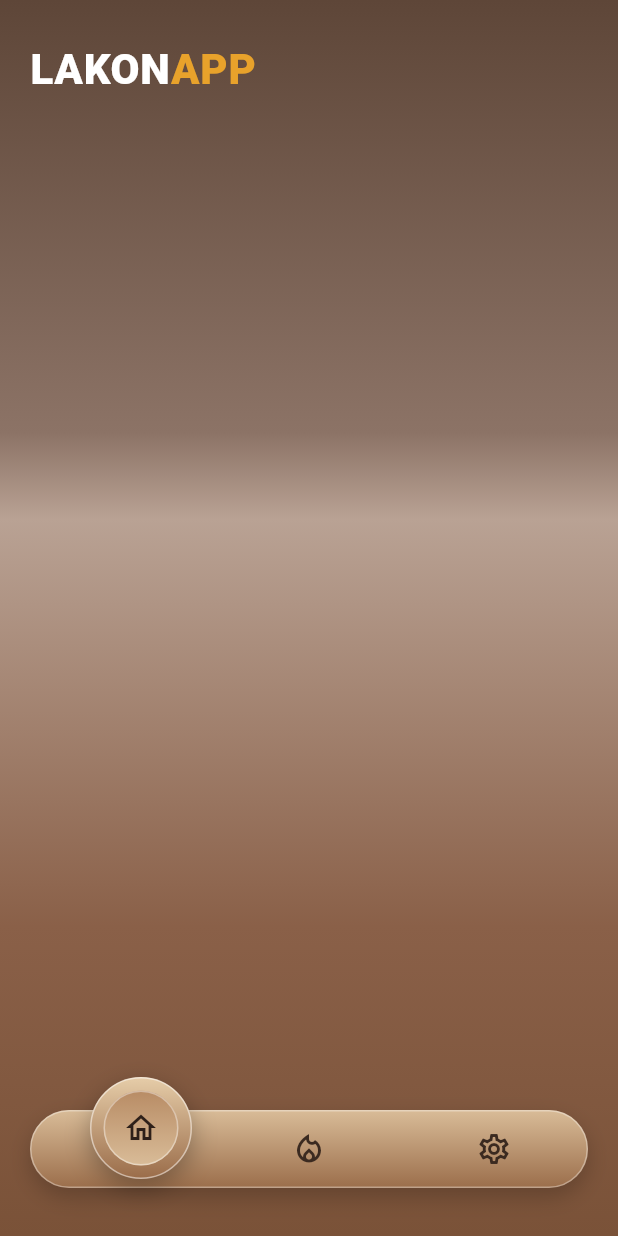
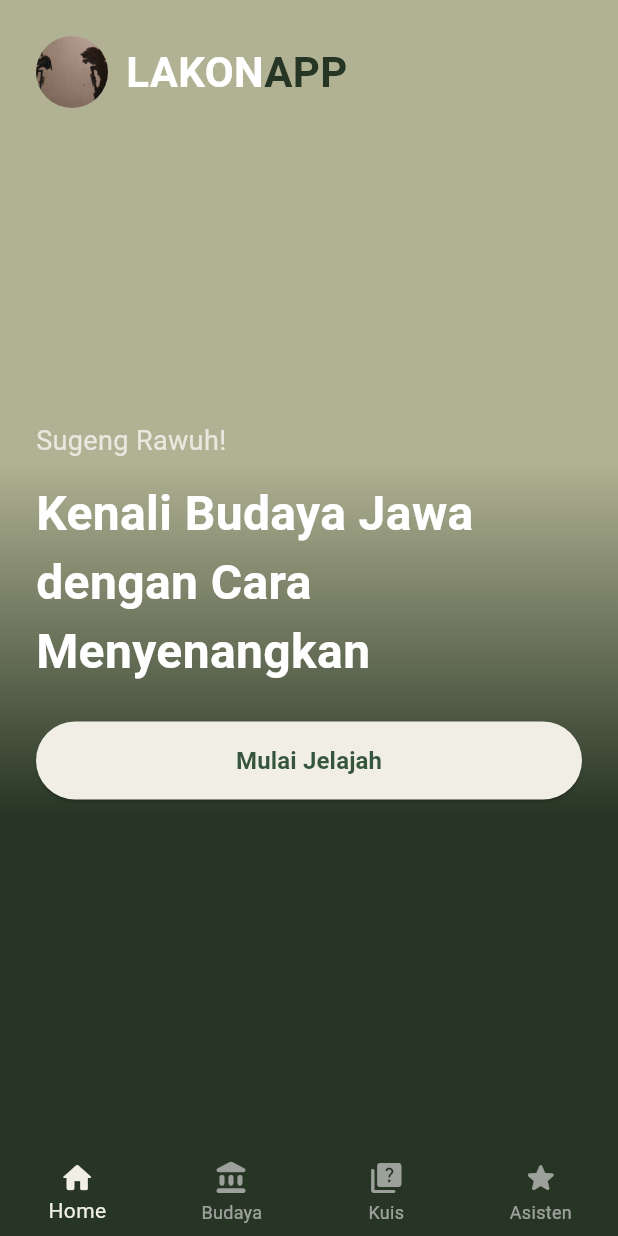
Before and after one commit to PaturDev/LakonApp, a Flutter app: the screen it shows after launch, on a phone screen of 412 x 824 dp. Run offline on Flutter 3.47's test engine with Material 3 defaults, Android fonts, the phone set to English and light mode, and no system bars.

Commit message:
Add Some features and design

```diff
--- a/lib/app.dart
+++ b/lib/app.dart
@@ -1,13 +1,21 @@
+
 import 'package:flutter/material.dart';
-import 'screens/home/home_screen.dart';
+import 'features/home/home_screen.dart';
 
-class MyApp extends StatelessWidget {
-  const MyApp({super.key});
+class LakonApp extends StatelessWidget {
+  const LakonApp({super.key});
 
   @override
   Widget build(BuildContext context) {
     return MaterialApp(
       debugShowCheckedModeBanner: false,
+      title: 'LAKONAPP',
+      theme: ThemeData(
+        fontFamily: 'Roboto',
+        colorScheme: ColorScheme.fromSeed(
+          seedColor: const Color(0xFF35563C),
+        ),
+      ),
       home: const HomeScreen(),
     );
   }
--- /dev/null
+++ b/lib/features/ai/ai_screen.dart
@@ -0,0 +1,100 @@
+import 'package:flutter/material.dart';
+
+class AIScreen extends StatelessWidget {
+  const AIScreen({super.key});
+
+  @override
+  Widget build(BuildContext context) {
+    return Scaffold(
+      body: Container(
+        width: double.infinity,
+        height: double.infinity,
+        decoration: const BoxDecoration(
+          gradient: LinearGradient(
+            colors: [Color(0xFFB1B293), Color(0xFF273524)],
+            begin: Alignment.topCenter,
+            end: Alignment.bottomCenter,
+            stops: [0.4, 0.71],
+          ),
+        ),
+        child: SafeArea(
+          child: Padding(
+            padding: const EdgeInsets.all(24),
+            child: Column(
+              crossAxisAlignment: CrossAxisAlignment.start,
+              children: [
+                Row(
+                  children: [
+                    Container(
+                      width: 48,
+                      height: 48,
+                      decoration: const BoxDecoration(
+                        shape: BoxShape.circle,
+                        color: Color(0xFF273524),
+                      ),
+                      child: IconButton(
+                        onPressed: () {
+                          Navigator.pop(context);
+                        },
+                        icon: const Icon(Icons.arrow_back, color: Colors.white),
+                      ),
+                    ),
+                    const SizedBox(width: 12),
+                    const Expanded(
+                      child: Column(
+                        crossAxisAlignment: CrossAxisAlignment.start,
+                        children: [
+                          Text(
+                            'Asisten AI',
+                            style: TextStyle(
+                              fontSize: 28,
+                              fontWeight: FontWeight.bold,
+                              color: Colors.white,
+                            ),
+                          ),
+                          Text(
+                            'Laras Teman Belajar Budaya Jawa',
+                            style: TextStyle(
+                              fontSize: 14,
+                              color: Colors.white70,
+                            ),
+                          ),
+                        ],
+                      ),
+                    ),
+                  ],
+                ),
+
+                const Spacer(),
+
+                TextField(
+                  decoration: InputDecoration(
+                    hintText: 'Tanyakan sesuatu...',
+                    suffixIcon: IconButton(
+                      onPressed: () {
+                      },
+                      icon: const Icon(
+                        Icons.send_rounded,
+                        color: Color(0xFF273524),
+                      ),
+                    ),
+                    filled: true,
+                    fillColor: Colors.white,
+                    contentPadding: const EdgeInsets.symmetric(
+                      horizontal: 16,
+                      vertical: 16,
+                    ),
+                    border: OutlineInputBorder(
+                      borderRadius: BorderRadius.circular(16),
+                      borderSide: BorderSide.none,
+                    ),
+                  ),
+                ),
+              ],
+            ),
+          ),
+        ),
+      ),
+    );
+  }
+}
--- /dev/null
+++ b/lib/features/home/home_screen.dart
@@ -0,0 +1,162 @@
+import 'package:flutter/material.dart';
+import '../kuis/kuis_screen.dart';
+import '../ai/ai_screen.dart';
+
+
+class HomeScreen extends StatefulWidget {
+  const HomeScreen({super.key});
+
+  @override
+  State<HomeScreen> createState() => _HomeScreenState();
+}
+
+class _HomeScreenState extends State<HomeScreen> {
+  int _selectedIndex = 0;
+
+  Widget _buildHomePage() {
+    return Container(
+      width: double.infinity,
+      height: double.infinity,
+      decoration: const BoxDecoration(
+        gradient: LinearGradient(
+          colors: [
+            Color(0xFFB1B293),
+            Color(0xFF273524),
+          ],
+          begin: Alignment.topCenter,
+          end: Alignment.bottomCenter,
+          stops: [0.4, 0.71],
+        ),
+      ),
+      child: SafeArea(
+        child: Padding(
+          padding: const EdgeInsets.all(24),
+          child: Column(
+            crossAxisAlignment: CrossAxisAlignment.start,
+            children: [
+              Row(
+                children: [
+                  Container(
+                    width: 48,
+                    height: 48,
+                    decoration: const BoxDecoration(
+                      shape: BoxShape.circle,
+                    ),
+                    child: ClipOval(
+                      child: Image.asset(
+                        'assets/images/BgHome.jpeg',
+                        fit: BoxFit.cover,
+                      ),
+                    ),
+                  ),
+                  const SizedBox(width: 12),
+                  const Text(
+                    'LAKON',
+                    style: TextStyle(
+                      fontSize: 28,
+                      fontWeight: FontWeight.bold,
+                      color: Colors.white,
+                    ),
+                  ),
+                  const Text(
+                    'APP',
+                    style: TextStyle(
+                      fontSize: 28,
+                      fontWeight: FontWeight.bold,
+                      color: Color(0xFF273524),
+                    ),
+                  ),
+                ],
+              ),
+              const Spacer(),
+              const Text(
+                'Sugeng Rawuh!',
+                style: TextStyle(
+                  fontSize: 18,
+                  color: Colors.white70,
+                ),
+              ),
+              const SizedBox(height: 12),
+              const Text(
+                'Kenali Budaya Jawa dengan Cara Menyenangkan',
+                style: TextStyle(
+                  fontSize: 32,
+                  fontWeight: FontWeight.bold,
+                  color: Colors.white,
+                ),
+              ),
+              const SizedBox(height: 24),
+              SizedBox(
+                width: double.infinity,
+                height: 52,
+                child: ElevatedButton(
+                  onPressed: () {
+                    setState(() {
+                      _selectedIndex = 1;
+                    });
+                  },
+                  style: ElevatedButton.styleFrom(
+                    backgroundColor: const Color(0xFFF1EEE5),
+                    foregroundColor: const Color(0xFF35563C),
+                  ),
+                  child: const Text(
+                    'Mulai Jelajah',
+                    style: TextStyle(
+                      fontSize: 16,
+                      fontWeight: FontWeight.bold,
+                    ),
+                  ),
+                ),
+              ),
+              const Spacer(),
+            ],
+          ),
+        ),
+      ),
+    );
+  }
+
+  @override
+  Widget build(BuildContext context) {
+    final pages = [
+      _buildHomePage(),
+      const Center(child: Text('Halaman Kuis')),
+      const KuisScreen(),
+      const AIScreen(),
+    ];
+
+    return Scaffold(
+      body: pages[_selectedIndex],
+      bottomNavigationBar: BottomNavigationBar(
+        currentIndex: _selectedIndex,
+        onTap: (index) {
+          setState(() {
+            _selectedIndex = index;
+          });
+        },
+        type: BottomNavigationBarType.fixed,
+        backgroundColor: const Color(0xFF273524),
+        selectedItemColor: const Color(0xFFF1EEE5),
+        unselectedItemColor: Colors.white54,
+        items: const [
+          BottomNavigationBarItem(
+            icon: Icon(Icons.home_rounded),
+            label: 'Home',
+          ),
+          BottomNavigationBarItem(
+            icon: Icon(Icons.account_balance_rounded),
+            label: 'Budaya',
+          ),
+          BottomNavigationBarItem(
+            icon: Icon(Icons.quiz_rounded),
+            label: 'Kuis',
+          ),
+          BottomNavigationBarItem(
+            icon: Icon(Icons.star_rounded),
+            label: 'Asisten',
+          ),
+        ],
+      ),
+    );
+  }
+}
--- /dev/null
+++ b/lib/features/kuis/kuis_screen.dart
@@ -0,0 +1,14 @@
+import 'package:flutter/material.dart';
+
+class KuisScreen extends StatelessWidget {
+  const KuisScreen({super.key});
+
+  @override
+  Widget build(BuildContext context) {
+    return const Scaffold(
+      body: Center(
+        child: Text('Halaman Kuuuis'),
+      ),
+    );
+  }
+}
--- a/lib/main.dart
+++ b/lib/main.dart
@@ -1,14 +1,7 @@
+
 import 'package:flutter/material.dart';
-import 'package:flutter/services.dart';
 import 'app.dart';
 
 void main() {
-  WidgetsFlutterBinding.ensureInitialized();
-  SystemChrome.setSystemUIOverlayStyle(
-    const SystemUiOverlayStyle(
-      statusBarColor: Colors.transparent,
-      statusBarIconBrightness: Brightness.light,
-    ),
-  );
-  runApp(const MyApp());
+  runApp(const LakonApp());
 }
--- a/lib/screens/home/home_screen.dart
+++ /dev/null
@@ -1,196 +0,0 @@
-import 'package:flutter/material.dart';
-
-class HomeScreen extends StatefulWidget {
-  const HomeScreen({super.key});
-
-  @override
-  State<HomeScreen> createState() => _HomeScreenState();
-}
-
-class _HomeScreenState extends State<HomeScreen> {
-  int selectedNav = 0;
-
-  @override
-  Widget build(BuildContext context) {
-    return Scaffold(
-      body: Container(
-        width: double.infinity,
-        height: double.infinity,
-        decoration: const BoxDecoration(
-          gradient: LinearGradient(
-            begin: Alignment.topCenter,
-            end: Alignment.bottomCenter,
-            colors: [
-              Color(0xFF5E4638),
-              Color(0xFF8C7366),
-              Color(0xFFB9A294),
-              Color(0xFF8A6048),
-              Color(0xFF7A5238),
-            ],
-            stops: [0.0, 0.35, 0.42, 0.75, 1.0],
-          ),
-        ),
-        child: Stack(
-          children: [
-            SafeArea(
-              child: Padding(
-                padding: const EdgeInsets.fromLTRB(20, 30, 20, 0),
-                child: RichText(
-                  text: const TextSpan(
-                    style: TextStyle(
-                      fontSize: 28,
-                      fontWeight: FontWeight.w800,
-                      letterSpacing: 0.5,
-                    ),
-                    children: [
-                      TextSpan(
-                        text: 'LAKON',
-                        style: TextStyle(color: Colors.white),
-                      ),
-                      TextSpan(
-                        text: 'APP',
-                        style: TextStyle(color: Color(0xFFE8A22B)),
-                      ),
-                    ],
-                  ),
-                ),
-              ),
-            ),
-            Positioned(left: 0, right: 0, bottom: 0, child: _buildBottomNav()),
-          ],
-        ),
-      ),
-    );
-  }
-
-  Widget _buildBottomNav() {
-    return SizedBox(
-      height: 120,
-      child: Stack(
-        alignment: Alignment.bottomCenter,
-        clipBehavior: Clip.none,
-        children: [
-          Positioned(
-            left: 20,
-            right: 20,
-            bottom: 32,
-            child: Container(
-              height: 52,
-              decoration: BoxDecoration(
-                borderRadius: BorderRadius.circular(30),
-                gradient: const LinearGradient(
-                  begin: Alignment.topCenter,
-                  end: Alignment.bottomCenter,
-                  colors: [Color(0xFFD9BC98), Color(0xFF9B6E4B)],
-                ),
-                border: Border.all(color: Colors.white.withOpacity(0.35)),
-                boxShadow: [
-                  BoxShadow(
-                    color: Colors.black.withOpacity(0.2),
-                    blurRadius: 12,
-                    offset: const Offset(0, 6),
-                  ),
-                ],
-              ),
-              child: Row(
-                children: [
-                  const Expanded(child: SizedBox()),
-                  Expanded(
-                    child: _NavIcon(
-                      icon: Icons.local_fire_department_outlined,
-                      active: selectedNav == 1,
-                      onTap: () => setState(() => selectedNav = 1),
-                    ),
-                  ),
-                  Expanded(
-                    child: _NavIcon(
-                      icon: Icons.settings_outlined,
-                      active: selectedNav == 2,
-                      onTap: () => setState(() => selectedNav = 2),
-                    ),
-                  ),
-                ],
-              ),
-            ),
-          ),
-          Positioned(
-            left: 60,
-            bottom: 38,
-            child: GestureDetector(
-              onTap: () => setState(() => selectedNav = 0),
-              child: Container(
-                width: 68,
-                height: 68,
-                decoration: BoxDecoration(
-                  shape: BoxShape.circle,
-                  gradient: const LinearGradient(
-                    begin: Alignment.topCenter,
-                    end: Alignment.bottomCenter,
-                    colors: [Color(0xFFE6CDA9), Color(0xFF9A6C49)],
-                  ),
-                  border: Border.all(color: Colors.white.withOpacity(0.5)),
-                  boxShadow: [
-                    BoxShadow(
-                      color: Colors.black.withOpacity(0.3),
-                      blurRadius: 14,
-                      offset: const Offset(0, 6),
-                    ),
-                  ],
-                ),
-                child: Center(
-                  child: Container(
-                    width: 50,
-                    height: 50,
-                    decoration: BoxDecoration(
-                      shape: BoxShape.circle,
-                      gradient: const LinearGradient(
-                        begin: Alignment.topCenter,
-                        end: Alignment.bottomCenter,
-                        colors: [Color(0xFFB88C65), Color(0xFFD9BC98)],
-                      ),
-                      border: Border.all(color: Colors.white.withOpacity(0.4)),
-                    ),
-                    child: Icon(
-                      Icons.home_outlined,
-                      color: selectedNav == 0
-                          ? const Color(0xFF2E2019)
-                          : const Color(0xFF5A4030),
-                      size: 24,
-                    ),
-                  ),
-                ),
-              ),
-            ),
-          ),
-        ],
-      ),
-    );
-  }
-}
-
-class _NavIcon extends StatelessWidget {
-  final IconData icon;
-  final bool active;
-  final VoidCallback onTap;
-
-  const _NavIcon({
-    required this.icon,
-    required this.active,
-    required this.onTap,
-  });
-
-  @override
-  Widget build(BuildContext context) {
-    return GestureDetector(
-      behavior: HitTestBehavior.opaque,
-      onTap: onTap,
-      child: Center(
-        child: Icon(
-          icon,
-          size: 24,
-          color: active ? const Color(0xFF2E2019) : const Color(0xFF3B2A20),
-        ),
-      ),
-    );
-  }
-}
```
Also changed, not shown: lib/services/ai_service.dart (added), lib/services/auth_service.dart (added), lib/services/quiz_service.dart (added).
